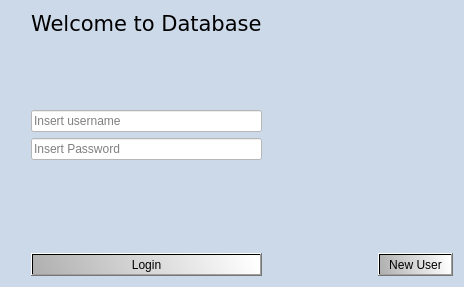
Before: the Qt Designer form verklegt_vika_3/verklegt_GUI/UI/loginwindow.ui in vilhjalmur12/verklegt_1, drawn with Qt 5.
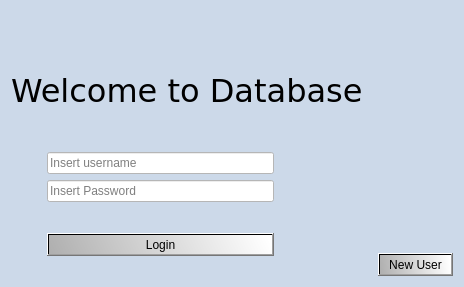
After: the same form once the commit is applied. Icons and pictures are not drawn.

Commit message: laga útlitið

```diff
--- a/verklegt_vika_3/verklegt_GUI/UI/loginwindow.ui
+++ b/verklegt_vika_3/verklegt_GUI/UI/loginwindow.ui
@@ -24,7 +24,7 @@
     <normaloff>:/icons/Images/DBSimple.jpg</normaloff>:/icons/Images/DBSimple.jpg</iconset>
   </property>
   <property name="autoFillBackground">
-   <bool>true</bool>
+   <bool>false</bool>
   </property>
   <property name="styleSheet">
    <string notr="true">QWidget{
@@ -50,128 +50,63 @@
 background-color: qlineargradient(spread:reflect, x1:0, y1:0, x2:1, y2:1, stop:0.318408 rgba(69, 69, 69, 255), stop:1 rgba(162, 162, 162, 255));
 }</string>
   </property>
-  <layout class="QHBoxLayout" name="horizontalLayout_2">
-   <item>
-    <spacer name="verticalSpacer_3">
+  <layout class="QGridLayout" name="gridLayout">
+   <item row="2" column="1">
+    <spacer name="verticalSpacer_4">
      <property name="orientation">
       <enum>Qt::Vertical</enum>
      </property>
-     <property name="sizeHint" stdset="0">
-      <size>
-       <width>20</width>
-       <height>20</height>
-      </size>
+     <property name="sizeType">
+      <enum>QSizePolicy::Minimum</enum>
      </property>
-    </spacer>
-   </item>
-   <item>
-    <layout class="QHBoxLayout" name="horizontalLayout">
-     <item>
-      <layout class="QVBoxLayout" name="verticalLayout">
-       <item>
-        <widget class="QLabel" name="label_head">
-         <property name="font">
-          <font>
-           <family>Verdana</family>
-           <pointsize>9</pointsize>
-          </font>
-         </property>
-         <property name="text">
-          <string>&lt;html&gt;&lt;head/&gt;&lt;body&gt;&lt;p&gt;&lt;span style=&quot; font-size:16pt; font-family: Verdana&quot;&gt;Welcome to Database&lt;/span&gt;&lt;/p&gt;&lt;/body&gt;&lt;/html&gt;</string>
-         </property>
-        </widget>
-       </item>
-       <item>
-        <spacer name="verticalSpacer">
-         <property name="orientation">
-          <enum>Qt::Vertical</enum>
-         </property>
          <property name="sizeHint" stdset="0">
           <size>
            <width>20</width>
-           <height>35</height>
+       <height>30</height>
           </size>
          </property>
         </spacer>
        </item>
-       <item>
-        <widget class="QLineEdit" name="lineInput_username">
-         <property name="placeholderText">
-          <string>Insert username</string>
-         </property>
-        </widget>
-       </item>
-       <item>
-        <widget class="QLineEdit" name="lineInput_password">
-         <property name="echoMode">
-          <enum>QLineEdit::Password</enum>
-         </property>
-         <property name="placeholderText">
-          <string>Insert Password</string>
-         </property>
-        </widget>
-       </item>
-       <item>
-        <widget class="QLabel" name="label_login">
-         <property name="styleSheet">
-          <string notr="true"/>
-         </property>
-         <property name="text">
-          <string/>
-         </property>
-        </widget>
-       </item>
-       <item>
-        <spacer name="verticalSpacer_5">
-         <property name="orientation">
-          <enum>Qt::Vertical</enum>
-         </property>
-         <property name="sizeHint" stdset="0">
-          <size>
-           <width>0</width>
-           <height>25</height>
-          </size>
-         </property>
-        </spacer>
-       </item>
-       <item>
-        <widget class="QPushButton" name="pushButton_activateUser">
-         <property name="styleSheet">
-          <string notr="true"/>
-         </property>
-         <property name="text">
-          <string>Login</string>
-         </property>
-         <property name="checkable">
-          <bool>false</bool>
-         </property>
-         <property name="checked">
-          <bool>false</bool>
-         </property>
-         <property name="autoDefault">
-          <bool>true</bool>
-         </property>
-         <property name="default">
-          <bool>false</bool>
-         </property>
-        </widget>
-       </item>
-      </layout>
-     </item>
-     <item>
+   <item row="0" column="4" rowspan="5">
       <spacer name="horizontalSpacer">
        <property name="orientation">
         <enum>Qt::Horizontal</enum>
        </property>
        <property name="sizeHint" stdset="0">
         <size>
-         <width>100</width>
+       <width>30</width>
+       <height>258</height>
+      </size>
+     </property>
+    </spacer>
+   </item>
+   <item row="3" column="2">
+    <spacer name="horizontalSpacer_2">
+     <property name="orientation">
+      <enum>Qt::Horizontal</enum>
+     </property>
+     <property name="sizeType">
+      <enum>QSizePolicy::Minimum</enum>
+     </property>
+     <property name="sizeHint" stdset="0">
+      <size>
+       <width>70</width>
          <height>20</height>
         </size>
        </property>
       </spacer>
      </item>
-     <item>
+   <item row="4" column="3">
+    <widget class="QLabel" name="label_login">
+     <property name="styleSheet">
+      <string notr="true"/>
+     </property>
+     <property name="text">
+      <string/>
+     </property>
+    </widget>
+   </item>
+   <item row="0" column="5" rowspan="5">
       <layout class="QVBoxLayout" name="verticalLayout_2">
        <item>
         <widget class="QLabel" name="label">
@@ -231,6 +166,106 @@
         </widget>
        </item>
       </layout>
+   </item>
+   <item row="3" column="1">
+    <layout class="QVBoxLayout" name="verticalLayout_3">
+     <item>
+      <widget class="QLineEdit" name="lineInput_username">
+       <property name="placeholderText">
+        <string>Insert username</string>
+       </property>
+      </widget>
+     </item>
+     <item>
+      <widget class="QLineEdit" name="lineInput_password">
+       <property name="echoMode">
+        <enum>QLineEdit::Password</enum>
+       </property>
+       <property name="placeholderText">
+        <string>Insert Password</string>
+       </property>
+      </widget>
+     </item>
+     <item>
+      <spacer name="verticalSpacer_5">
+       <property name="orientation">
+        <enum>Qt::Vertical</enum>
+       </property>
+       <property name="sizeHint" stdset="0">
+        <size>
+         <width>0</width>
+         <height>25</height>
+        </size>
+       </property>
+      </spacer>
+     </item>
+     <item>
+      <widget class="QPushButton" name="pushButton_activateUser">
+       <property name="styleSheet">
+        <string notr="true"/>
+       </property>
+       <property name="text">
+        <string>Login</string>
+       </property>
+       <property name="checkable">
+        <bool>false</bool>
+       </property>
+       <property name="checked">
+        <bool>false</bool>
+       </property>
+       <property name="autoDefault">
+        <bool>true</bool>
+       </property>
+       <property name="default">
+        <bool>false</bool>
+       </property>
+      </widget>
+     </item>
+    </layout>
+   </item>
+   <item row="3" column="0">
+    <spacer name="horizontalSpacer_3">
+     <property name="orientation">
+      <enum>Qt::Horizontal</enum>
+     </property>
+     <property name="sizeType">
+      <enum>QSizePolicy::Minimum</enum>
+     </property>
+     <property name="sizeHint" stdset="0">
+      <size>
+       <width>30</width>
+       <height>20</height>
+      </size>
+     </property>
+    </spacer>
+   </item>
+   <item row="1" column="0" colspan="4">
+    <layout class="QVBoxLayout" name="verticalLayout">
+     <item>
+      <spacer name="verticalSpacer">
+       <property name="orientation">
+        <enum>Qt::Vertical</enum>
+       </property>
+       <property name="sizeHint" stdset="0">
+        <size>
+         <width>20</width>
+         <height>50</height>
+        </size>
+       </property>
+      </spacer>
+     </item>
+     <item>
+      <widget class="QLabel" name="label_head">
+       <property name="font">
+        <font>
+         <family>Verdana</family>
+         <pointsize>9</pointsize>
+        </font>
+       </property>
+       <property name="text">
+        <string>&lt;html&gt;&lt;head/&gt;&lt;body&gt;&lt;p&gt;&lt;span style=&quot; font-size:24pt;&quot;&gt;Welcome to Database&lt;/span&gt;&lt;/p&gt;&lt;/body&gt;&lt;/html&gt;</string>
+       </property>
+      </widget>
      </item>
     </layout>
    </item>
```
Lines whose indentation alone changed are shown as unchanged.
